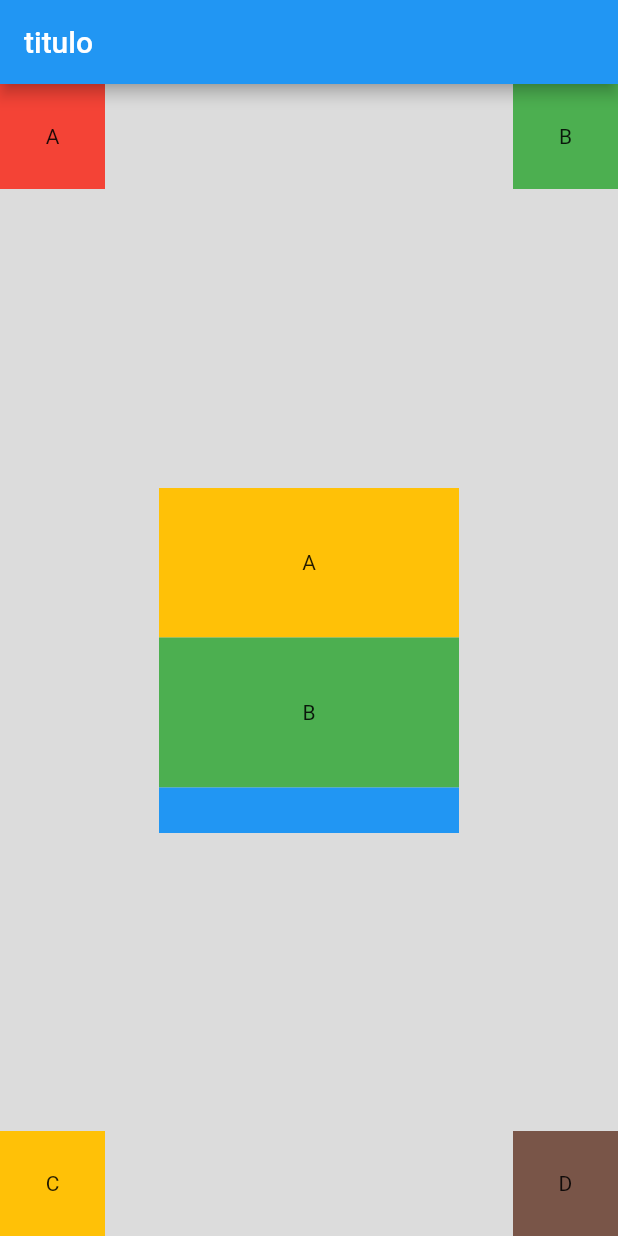
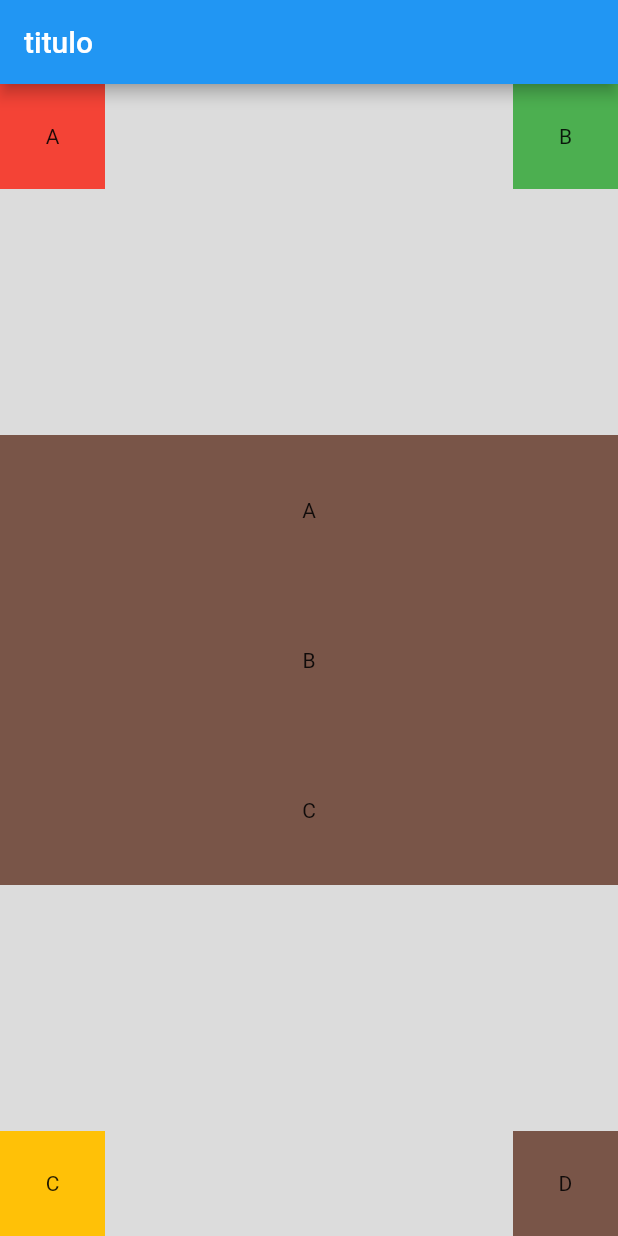
Before and after one commit to Elian-Tester/app_movil_8A, a Flutter app: the screen it shows after launch, on a phone screen of 412 x 824 dp. Run offline on Flutter 3.47's test engine with Material 2 defaults, Android fonts, the light colour scheme and no system bars; missing offline and left inert: dart:ffi.

Commit message:
alfabeto agregado a vista 1

```diff
--- a/lib/main.dart
+++ b/lib/main.dart
@@ -1,4 +1,5 @@
 import 'dart:ffi';
+import 'dart:math';
 
 import 'package:flutter/material.dart';
 
@@ -57,15 +58,16 @@ class firstClass extends StatelessWidget {
       color: Colors.black12,
       height: double.infinity,
       width: double.infinity,
-      child: Row(mainAxisAlignment: MainAxisAlignment.spaceBetween, children: [
-        Column(
+      child:
+          Column(mainAxisAlignment: MainAxisAlignment.spaceBetween, children: [
+        Row(
           mainAxisAlignment: MainAxisAlignment.spaceBetween,
-          children: [cuboAbc('A'), cuboAbc('C')],
+          children: [cuboAbc('A'), cuboAbc('B')],
         ),
         centroListView(),
-        Column(
+        Row(
           mainAxisAlignment: MainAxisAlignment.spaceBetween,
-          children: [cuboAbc('B'), cuboAbc('D')],
+          children: [cuboAbc('C'), cuboAbc('D')],
         )
       ]),
     );
@@ -123,55 +125,16 @@ class firstClass extends StatelessWidget {
 
   Widget centroListView() {
     return Container(
-      height: 230.0,
-      width: 200.0,
+      height: 300.0,
+      width: double.infinity,
       child: listaViewContainer(),
     );
   }
 
   Widget listaViewContainer() {
     return ListView(
-      //mainAxisAlignment: MainAxisAlignment.center,
-      children: [
-        Container(
-          alignment: aligment,
-          width: width,
-          height: height,
-          color: Colors.amber,
-          child: const Text(
-            'A',
-          ),
-        ),
-        Container(
-          alignment: aligment,
-          width: width,
-          height: height,
-          color: Colors.green,
-          child: const Text('B'),
-        ),
-        Container(
-          alignment: aligment,
-          width: width,
-          height: height,
-          color: Colors.blue,
-          child: const Text('C'),
-        ),
-        Container(
-          alignment: aligment,
-          width: width,
-          height: height,
-          color: Colors.orange,
-          child: const Text('D'),
-        ),
-        Container(
-          alignment: aligment,
-          width: width,
-          height: height,
-          color: Colors.purple,
-          child: const Text('E'),
-        )
-      ],
-    );
+        //mainAxisAlignment: MainAxisAlignment.center,
+        children: abcCompletoContainer());
   }
 
   Widget vista2() {
@@ -256,6 +219,66 @@ class firstClass extends StatelessWidget {
   }
 }
 
+List<Widget> abcCompletoContainer() {
+  const abc_array = [
+    'A',
+    'B',
+    'C',
+    'D',
+    'E',
+    'F',
+    'G',
+    'H',
+    'I',
+    'J',
+    'K',
+    'L',
+    'M',
+    'N',
+    'Ñ',
+    'O',
+    'P',
+    'Q',
+    'R',
+    'S',
+    'T',
+    'V',
+    'X',
+    'Y',
+    'Z'
+  ];
+
+  List<Widget> listaTextAbc = [];
+
+  var colores = [
+    Colors.brown,
+    Colors.green,
+    Colors.yellow,
+    Colors.blue,
+    Colors.red
+  ];
+
+  for (var abc in abc_array) {
+    Random random = new Random();
+    int randomNumber = random.nextInt(5);
+    Color color = colores[randomNumber];
+
+    final avat = Container(
+      alignment: Alignment.center,
+      width: 50.0,
+      height: 100.0,
+      color: color,
+      child: Text(
+        abc,
+      ),
+    );
+
+    listaTextAbc.add(avat);
+    //..add(Divider());
+  }
+  return listaTextAbc;
+}
+
 class _MyHomePageState extends State<MyHomePage> {
   int _counter = 0;
 
```
